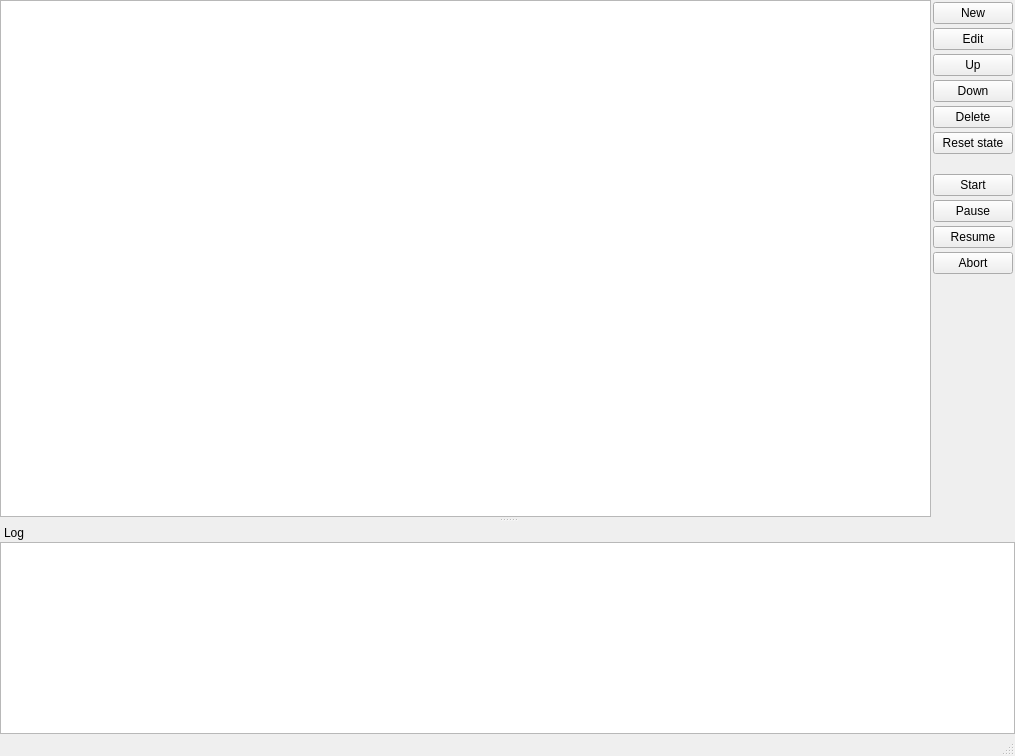
First picture: the form in vsedit-job-server-watcher/src/main_window.ui, repository YomikoR/VapourSynth-Editor, before the edit.
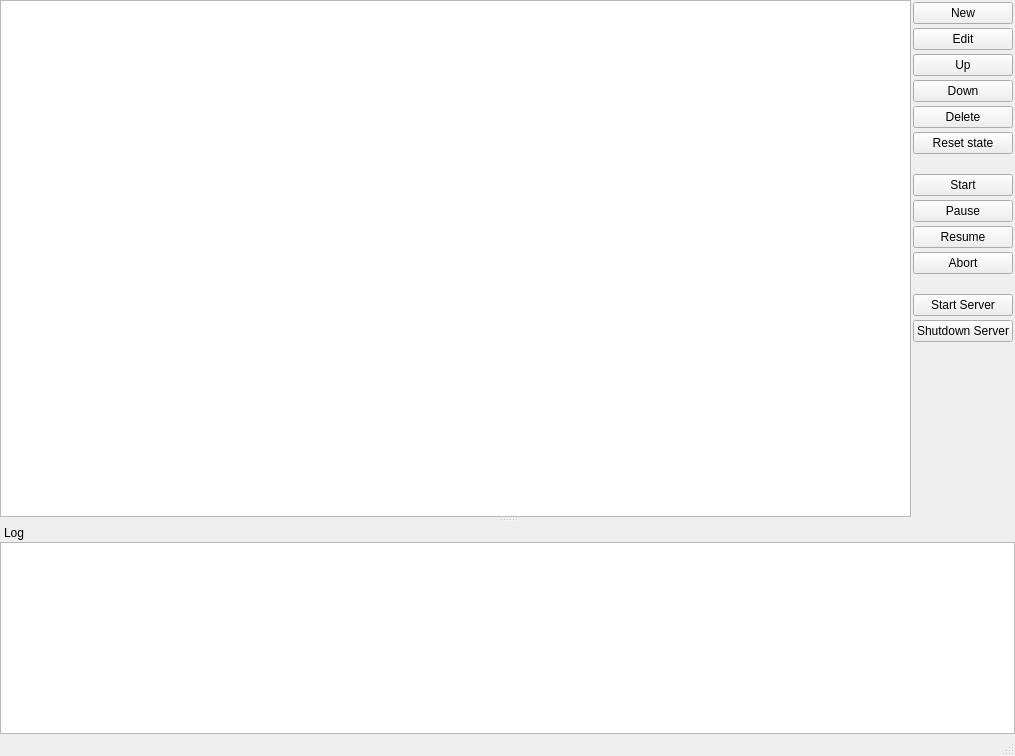
Second picture: the form after the edit. Custom widgets are drawn as their Qt base class.

```diff
--- a/vsedit-job-server-watcher/src/main_window.ui
+++ b/vsedit-job-server-watcher/src/main_window.ui
@@ -114,7 +114,7 @@
          <enum>Qt::Vertical</enum>
         </property>
         <property name="sizeType">
-         <enum>QSizePolicy::Fixed</enum>
+         <enum>QSizePolicy::Preferred</enum>
         </property>
         <property name="sizeHint" stdset="0">
          <size>
@@ -152,6 +152,36 @@
         </property>
        </widget>
       </item>
+      <item>
+       <spacer name="verticalSpacer_3">
+        <property name="orientation">
+         <enum>Qt::Vertical</enum>
+        </property>
+        <property name="sizeType">
+         <enum>QSizePolicy::Preferred</enum>
+        </property>
+        <property name="sizeHint" stdset="0">
+         <size>
+          <width>20</width>
+          <height>16</height>
+         </size>
+        </property>
+       </spacer>
+      </item>
+      <item>
+       <widget class="QPushButton" name="startServerButton">
+        <property name="text">
+         <string>Start Server</string>
+        </property>
+       </widget>
+      </item>
+      <item>
+       <widget class="QPushButton" name="shutdownServerButton">
+        <property name="text">
+         <string>Shutdown Server</string>
+        </property>
+       </widget>
+      </item>
       <item>
        <spacer name="verticalSpacer">
         <property name="orientation">
```
